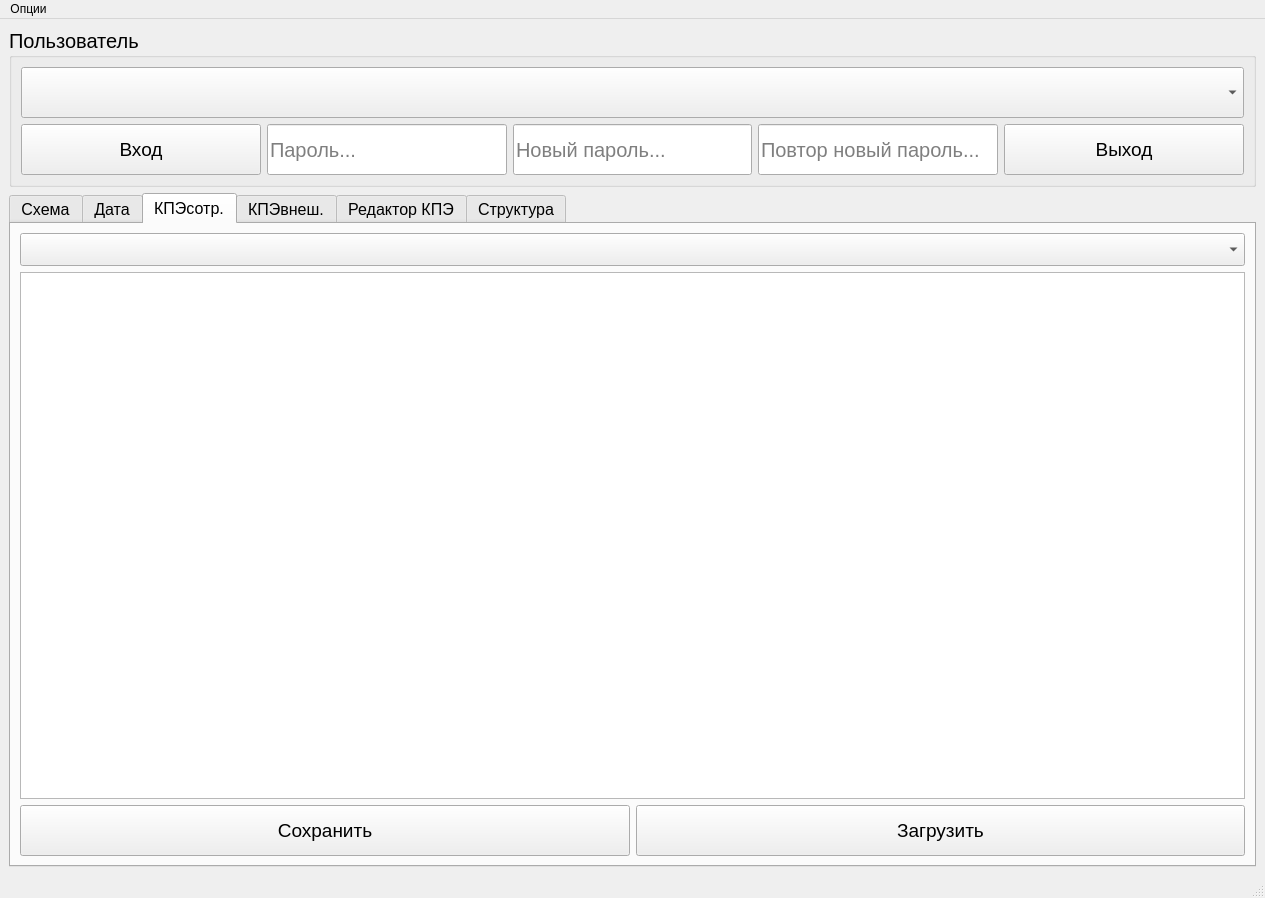
Old version of the form mydesign.ui in the repository Nokturnalmor/KPI.
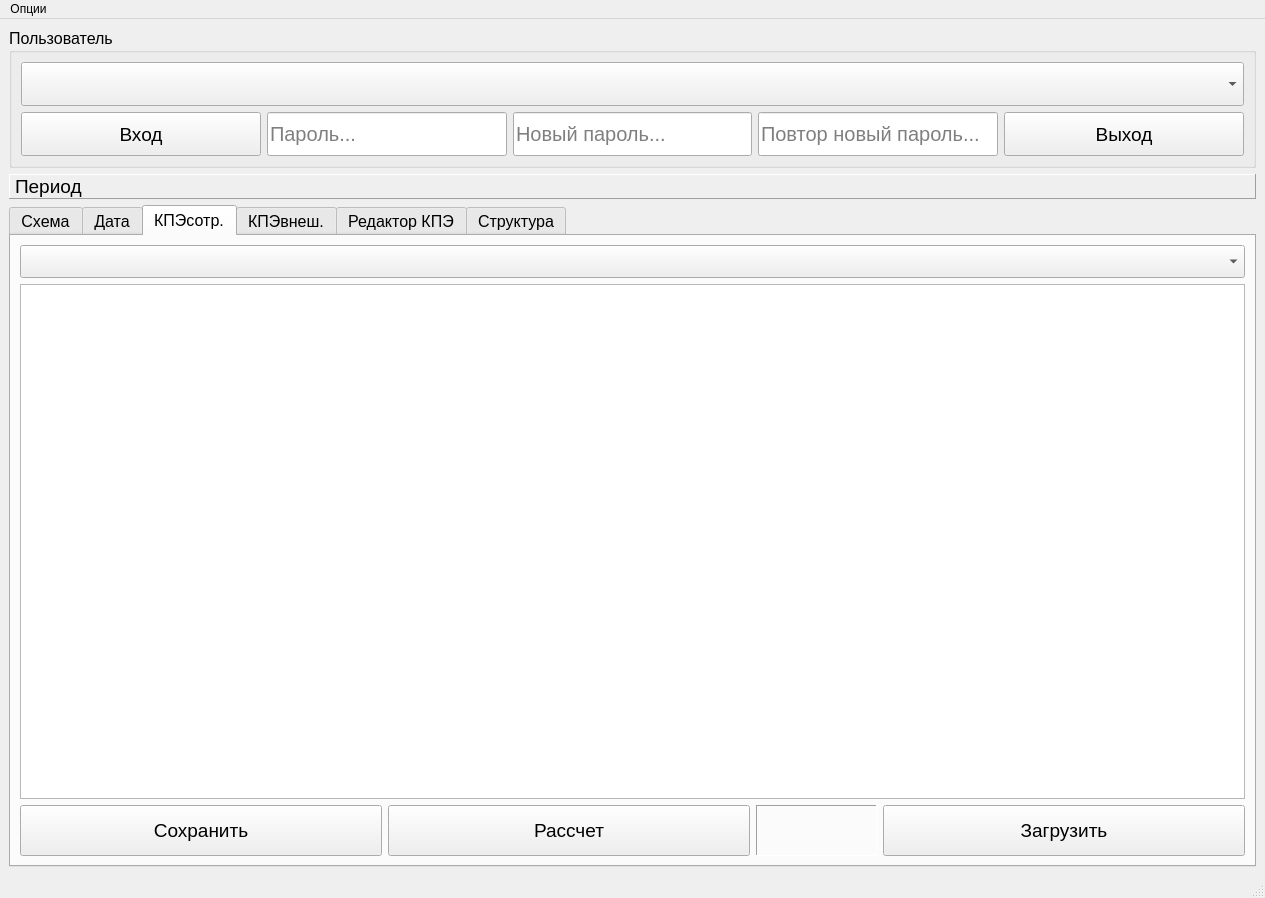
New version of the form. The open tabs and pages were chosen to show the change.

```diff
--- a/mydesign.ui
+++ b/mydesign.ui
@@ -26,18 +26,18 @@
       <property name="minimumSize">
        <size>
         <width>0</width>
-        <height>151</height>
+        <height>111</height>
        </size>
       </property>
       <property name="font">
        <font>
-        <pointsize>15</pointsize>
+        <pointsize>12</pointsize>
        </font>
       </property>
       <property name="title">
        <string>Пользователь</string>
       </property>
-      <layout class="QHBoxLayout" name="horizontalLayout_5">
+      <layout class="QVBoxLayout" name="verticalLayout_8">
        <item>
         <layout class="QVBoxLayout" name="verticalLayout">
          <item>
@@ -51,7 +51,13 @@
            <property name="minimumSize">
             <size>
              <width>0</width>
-             <height>51</height>
+             <height>44</height>
+            </size>
+           </property>
+           <property name="maximumSize">
+            <size>
+             <width>16777215</width>
+             <height>44</height>
             </size>
            </property>
            <property name="font">
@@ -77,7 +83,13 @@
              <property name="minimumSize">
               <size>
                <width>0</width>
-               <height>51</height>
+               <height>44</height>
+              </size>
+             </property>
+             <property name="maximumSize">
+              <size>
+               <width>16777215</width>
+               <height>44</height>
               </size>
              </property>
              <property name="font">
@@ -101,9 +113,20 @@
              <property name="minimumSize">
               <size>
                <width>0</width>
-               <height>51</height>
+               <height>44</height>
               </size>
              </property>
+             <property name="maximumSize">
+              <size>
+               <width>16777215</width>
+               <height>44</height>
+              </size>
+             </property>
+             <property name="font">
+              <font>
+               <pointsize>15</pointsize>
+              </font>
+             </property>
              <property name="toolTip">
               <string>Для логина и смены пароля</string>
              </property>
@@ -141,7 +164,13 @@
              <property name="minimumSize">
               <size>
                <width>0</width>
-               <height>51</height>
+               <height>44</height>
+              </size>
+             </property>
+             <property name="maximumSize">
+              <size>
+               <width>16777215</width>
+               <height>44</height>
               </size>
              </property>
              <property name="font">
@@ -186,7 +215,13 @@
              <property name="minimumSize">
               <size>
                <width>0</width>
-               <height>51</height>
+               <height>44</height>
+              </size>
+             </property>
+             <property name="maximumSize">
+              <size>
+               <width>16777215</width>
+               <height>44</height>
               </size>
              </property>
              <property name="font">
@@ -231,7 +266,13 @@
              <property name="minimumSize">
               <size>
                <width>122</width>
-               <height>51</height>
+               <height>44</height>
+              </size>
+             </property>
+             <property name="maximumSize">
+              <size>
+               <width>16777215</width>
+               <height>44</height>
               </size>
              </property>
              <property name="font">
@@ -251,6 +292,24 @@
       </layout>
      </widget>
     </item>
+    <item>
+     <widget class="QLabel" name="label_period">
+      <property name="font">
+       <font>
+        <pointsize>14</pointsize>
+       </font>
+      </property>
+      <property name="frameShape">
+       <enum>QFrame::Panel</enum>
+      </property>
+      <property name="frameShadow">
+       <enum>QFrame::Raised</enum>
+      </property>
+      <property name="text">
+       <string>Период</string>
+      </property>
+     </widget>
+    </item>
     <item>
      <widget class="QTabWidget" name="tabWidget">
       <property name="font">
@@ -374,7 +433,7 @@
        <attribute name="title">
         <string>КПЭсотр.</string>
        </attribute>
-       <layout class="QVBoxLayout" name="verticalLayout_8">
+       <layout class="QVBoxLayout" name="verticalLayout_10">
         <item>
          <widget class="QComboBox" name="comboBox_rabotn">
           <property name="font">
@@ -419,6 +478,67 @@
             </property>
            </widget>
           </item>
+          <item>
+           <widget class="QPushButton" name="pushButton_rasschet">
+            <property name="sizePolicy">
+             <sizepolicy hsizetype="Expanding" vsizetype="Fixed">
+              <horstretch>0</horstretch>
+              <verstretch>0</verstretch>
+             </sizepolicy>
+            </property>
+            <property name="minimumSize">
+             <size>
+              <width>0</width>
+              <height>51</height>
+             </size>
+            </property>
+            <property name="maximumSize">
+             <size>
+              <width>2222</width>
+              <height>55</height>
+             </size>
+            </property>
+            <property name="font">
+             <font>
+              <family>MS Shell Dlg 2</family>
+              <pointsize>14</pointsize>
+             </font>
+            </property>
+            <property name="text">
+             <string>Рассчет</string>
+            </property>
+           </widget>
+          </item>
+          <item>
+           <widget class="QLabel" name="label_raschet">
+            <property name="minimumSize">
+             <size>
+              <width>121</width>
+              <height>51</height>
+             </size>
+            </property>
+            <property name="font">
+             <font>
+              <pointsize>14</pointsize>
+             </font>
+            </property>
+            <property name="frameShape">
+             <enum>QFrame::Panel</enum>
+            </property>
+            <property name="frameShadow">
+             <enum>QFrame::Sunken</enum>
+            </property>
+            <property name="lineWidth">
+             <number>1</number>
+            </property>
+            <property name="midLineWidth">
+             <number>1</number>
+            </property>
+            <property name="text">
+             <string/>
+            </property>
+           </widget>
+          </item>
           <item>
            <widget class="QPushButton" name="pushButton_load_sotr">
             <property name="sizePolicy">
```
Left out of the diff: 35 changed lines with no effect on the pictures.
